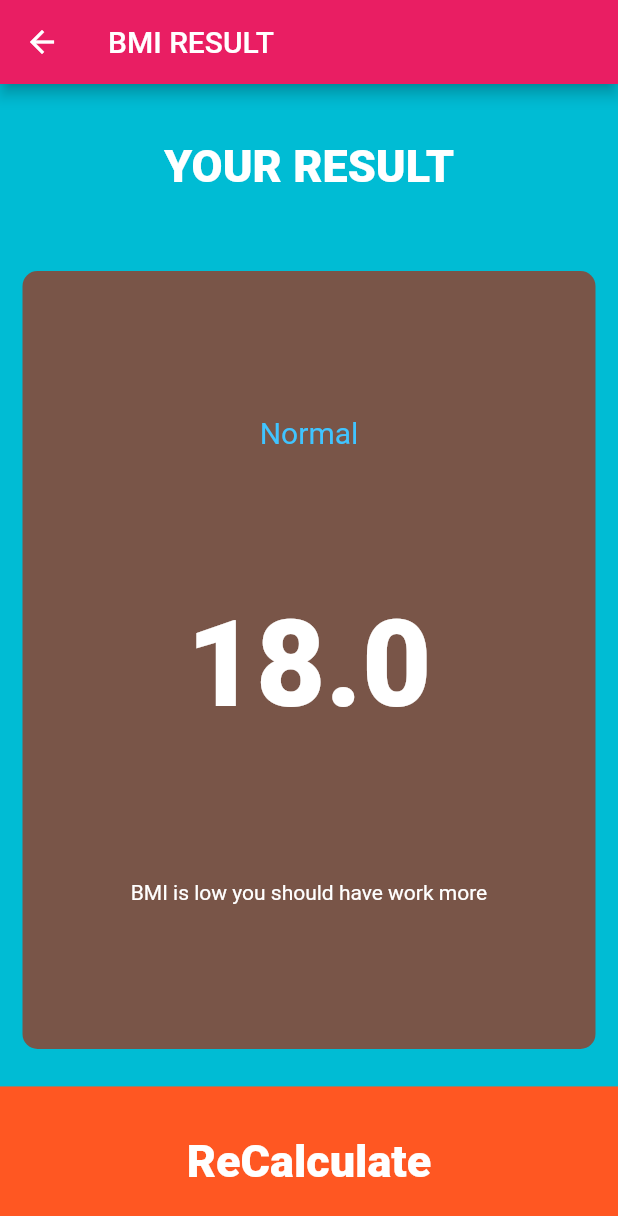
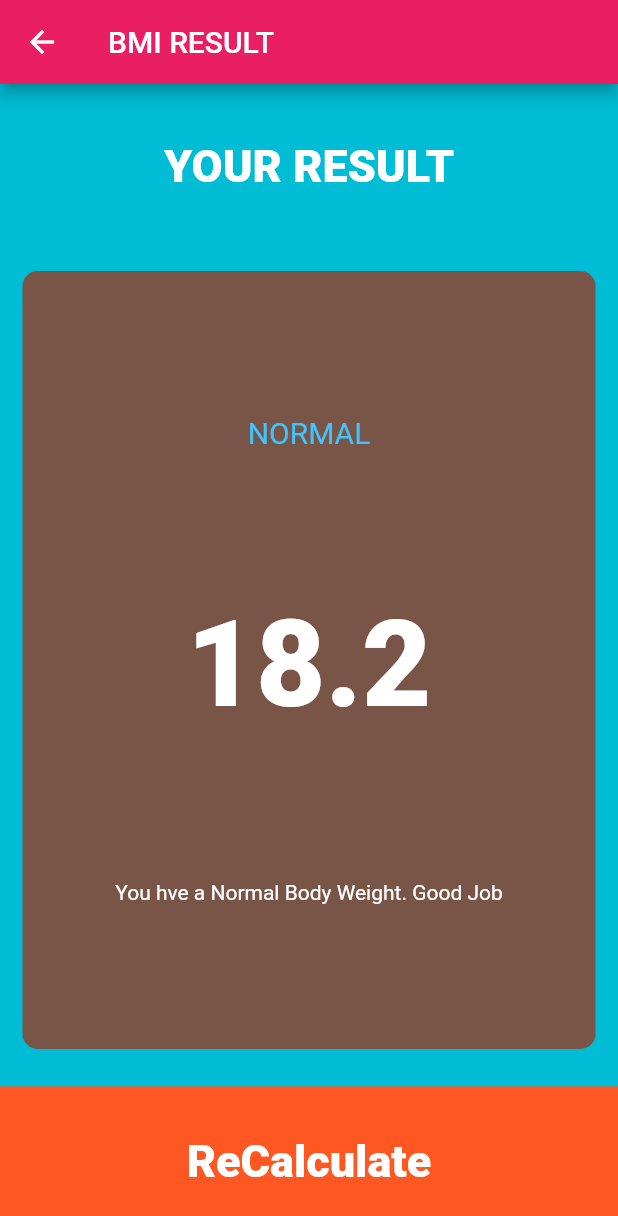
Before and after one commit to MuhammadAlikhichi/bmi_calculator, a Flutter app: the screen it shows after launch, after a tap on "Calculate", on a phone screen of 412 x 824 dp. Shown: the top 1216 px of the screen. Run offline on Flutter 3.47's test engine with Material 2 defaults, Android fonts, the phone set to English and light mode, and no system bars; our stand-ins replace font_awesome_flutter.

Commit message:
BMI calculator || lec # 70

```diff
--- /dev/null
+++ b/lib/calculateBMi.dart
@@ -0,0 +1,35 @@
+import 'dart:math';
+import 'main.dart';
+
+class CalculateBMI {
+  CalculateBMI({this.height, this.weight});
+
+  final int height;
+  final int weight;
+  double _bmi;
+
+  String Calculation() {
+    _bmi = weight / pow(height / 100, 2);
+    return _bmi.toStringAsFixed(1);
+  }
+
+  String get_bmi() {
+    if (_bmi >= 25) {
+      return 'Over Weight';
+    } else if (_bmi >= 18 && _bmi < 25) {
+      return 'Normal';
+    } else {
+      return 'Under Weight';
+    }
+  }
+
+  String get_suggestion() {
+    if (_bmi >= 25) {
+      return 'You have a higher than Normal body weight. Try to more Exercise';
+    } else if (_bmi > 18 && _bmi < 25) {
+      return 'You hve a Normal Body Weight. Good Job';
+    } else {
+      return 'You have a lower than Normal body weight. You need to eat bit more';
+    }
+  }
+}
--- a/lib/inputpage.dart
+++ b/lib/inputpage.dart
@@ -5,6 +5,7 @@ import 'RepeatContainer.dart';
 import 'Repeattexticon.dart';
 import 'constentfile.dart';
 import 'resultscreen.dart';
+import 'calculateBMi.dart';
 enum Gender{
   male,
   female,
@@ -193,7 +194,13 @@ class _InputPageState extends State<InputPage> {
           )),
           GestureDetector(
             onTap: () {
-              Navigator.push(context, MaterialPageRoute(builder: (context) => ResultScreen()));
+              CalculateBMI calc=CalculateBMI(height: sliderHeight,weight: sliderWeight);
+              Navigator.push(context, MaterialPageRoute(builder: (context) => ResultScreen(
+                bmiresult: calc.Calculation(),
+                finalresult: calc.get_bmi(),
+                suggestion: calc.get_suggestion(),
+
+              )));
             },
             child: Container(
               child: Center(
--- a/lib/resultscreen.dart
+++ b/lib/resultscreen.dart
@@ -4,10 +4,10 @@ import 'RepeatContainer.dart';
 import 'inputpage.dart';
 
 class ResultScreen extends StatelessWidget {
-//  resultscreen({@required this.bmiresult, this.final_result, this.suggestion});
-//  final String bmiresult;
-//  final String final_result;
-//  final String suggestion;
+  ResultScreen({@required this.bmiresult, this.finalresult, this.suggestion});
+ final String bmiresult;
+  final String finalresult;
+  final String suggestion;
   @override
   Widget build(BuildContext context) {
     return Scaffold(
@@ -36,9 +36,9 @@ class ResultScreen extends StatelessWidget {
                   crossAxisAlignment: CrossAxisAlignment.center,
                   mainAxisAlignment: MainAxisAlignment.spaceEvenly,
                   children: [
-                    Text('Normal', style: Result1),
-                    Text('18.0', style: Result2),
-                    Text('BMI is low you should have work more',
+                    Text(finalresult.toUpperCase(), style: Result1),
+                    Text(bmiresult, style: Result2),
+                    Text(suggestion,
                       textAlign: TextAlign.center,
                     ),
                   ],
```
